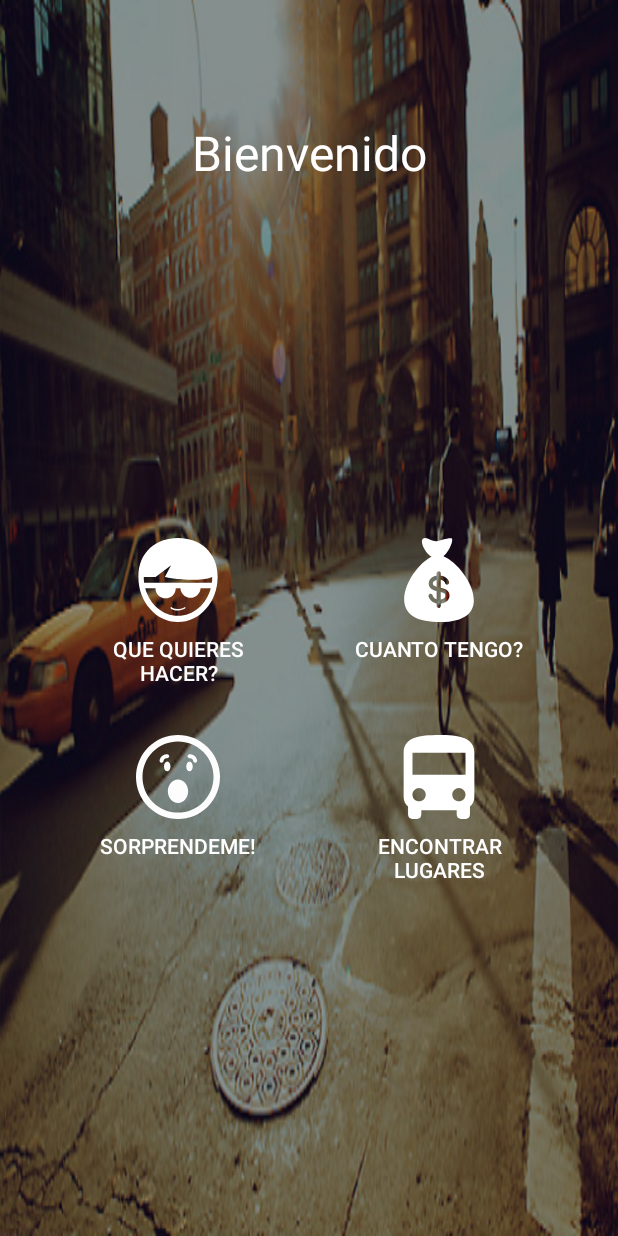
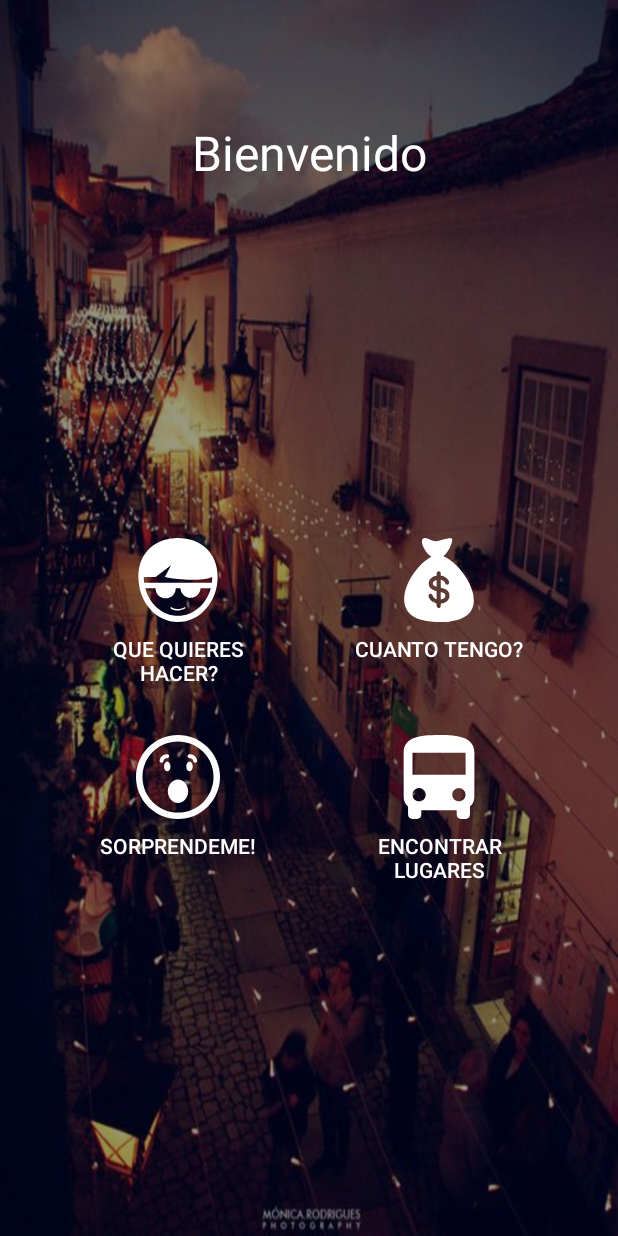
Before and after one commit to miguelcg88/miguelApp, an Android app: the layout activity_main.xml on its own in the app's theme, with its tools: preview values and no code run, on a phone screen of 412 x 824 dp. Run offline under Robolectric (Android 15) with nearby library versions, the phone set to English and light mode, and no system bars.

Commit message:
changed backgrounds

```diff
--- a/app/src/main/res/layout/activity_main.xml
+++ b/app/src/main/res/layout/activity_main.xml
@@ -4,7 +4,7 @@
     xmlns:tools="http://schemas.android.com/tools"
     android:layout_width="match_parent"
     android:layout_height="match_parent"
-    android:background="@drawable/background_main"
+    android:background="@drawable/background_login"
     tools:context="com.miguel.angelcalderon.MainActivity">
 
     <android.support.design.widget.AppBarLayout
--- a/app/src/main/res/layout/money.xml
+++ b/app/src/main/res/layout/money.xml
@@ -29,7 +29,7 @@
         app:layout_behavior="@string/appbar_scrolling_view_behavior"
         android:orientation="vertical"
         android:padding="@dimen/padding_activity"
-        android:background="@drawable/cuanto_dinero_fondo"
+        android:background="@drawable/background_cuanto_tengo"
         android:layout_width="match_parent"
         android:layout_height="match_parent">
 
--- a/app/src/main/res/layout/take.xml
+++ b/app/src/main/res/layout/take.xml
@@ -29,7 +29,7 @@
         android:orientation="vertical"
         app:layout_behavior="@string/appbar_scrolling_view_behavior"
         android:layout_width="match_parent"
-        android:background="@drawable/que_hacer_fondo"
+        android:background="@drawable/background_que_hacer"
         android:layout_height="match_parent">
 
             <LinearLayout
--- a/build.gradle
+++ b/build.gradle
@@ -5,7 +5,7 @@ buildscript {
         jcenter()
     }
     dependencies {
-        classpath 'com.android.tools.build:gradle:2.3.0'
+        classpath 'com.android.tools.build:gradle:2.3.1'
 
         // NOTE: Do not place your application dependencies here; they belong
         // in the individual module build.gradle files
```
Also changed, not shown: app/src/main/res/drawable/background_cuanto_tengo.png (added), app/src/main/res/drawable/background_login.png (added), app/src/main/res/drawable/background_main.png (deleted), app/src/main/res/drawable/background_que_hacer.png (added), app/src/main/res/drawable/cuanto_dinero_fondo.jpg (deleted), 1 other file.
